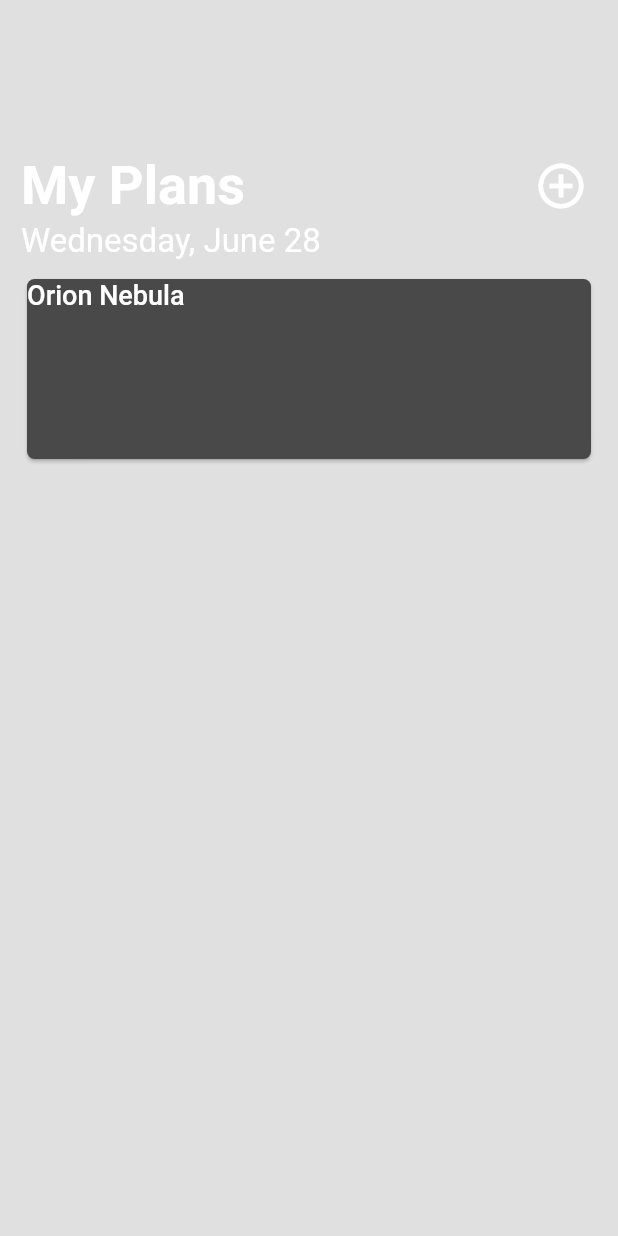
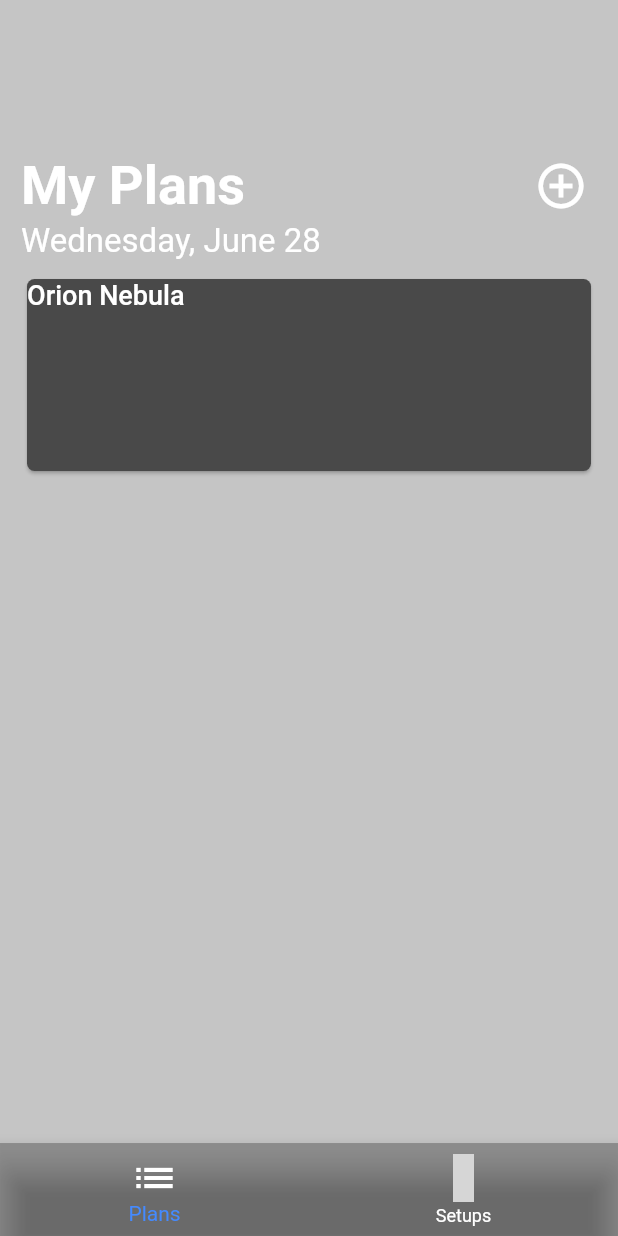
Before and after one commit to pat-mart/alpha_app, a Flutter app: the screen it shows after launch, after a tap on the "add circle outline" icon, on a phone screen of 412 x 824 dp. Run offline on Flutter 3.47's test engine with Material 2 defaults, Android fonts, the light colour scheme and no system bars; missing offline and left inert: flutter_octicons; grey boxes are pictures that could not be loaded.

Commit message:
added setups tab

```diff
--- a/lib/main.dart
+++ b/lib/main.dart
@@ -1,4 +1,4 @@
-import 'package:astro_planner/views/screens/plans_screen.dart';
+import 'package:astro_planner/views/parent_screen.dart';
 
 import 'package:flutter/material.dart';
 
@@ -14,7 +14,7 @@ class Main extends StatelessWidget {
     return MaterialApp (
       theme: ThemeData(scaffoldBackgroundColor: Colors.black12),
       home: const Scaffold (
-        body: PlansList()
+        body: ParentScreen()
       )
     );
   }
--- a/lib/models/setup_m.dart
+++ b/lib/models/setup_m.dart
@@ -3,15 +3,23 @@ import 'package:astro_planner/util/telescope.dart';
 class SetupModel {
   Telescope _telescope;
 
+  String _setupName;
+
   double _cropFactor = 1;
 
   bool _isGuided;
 
-  SetupModel(this._telescope, this._cropFactor, this._isGuided);
+  bool _isEq;
+
+  SetupModel(this._setupName, this._telescope, this._cropFactor, this._isGuided, this._isEq);
 
   Telescope get telescope => _telescope;
+
+  String get setupName => _setupName;
 
   double get cropFactor => _cropFactor;
 
   bool get isGuided => _isGuided;
+
+  bool get isEq => _isEq;
 }
--- a/lib/util/telescope.dart
+++ b/lib/util/telescope.dart
@@ -20,4 +20,9 @@ class Telescope {
   double get fStop => _fStop;
 
   double get apertureMm => _apertureMm;
+
+  @override
+  String toString(){
+    return '$name $focalLengthMm';
+  }
 }
--- a/lib/viewmodels/plan_vm.dart
+++ b/lib/viewmodels/plan_vm.dart
@@ -12,6 +12,11 @@ class PlanViewModel extends ChangeNotifier {
 
   void addPlan(SkyObject skyObject, SetupModel setup) {
     _planList.add(Plan(skyObject, setup));
+    notifyListeners();
+  }
+
+  void addPlanFromModel(Plan plan){
+    _planList.add(plan);
     notifyListeners();
   }
 
--- /dev/null
+++ b/lib/views/parent_screen.dart
@@ -0,0 +1,45 @@
+import 'package:astro_planner/views/screens/plans_screen.dart';
+import 'package:astro_planner/views/screens/setups_screen.dart';
+import 'package:flutter/material.dart';
+import 'package:flutter_octicons/flutter_octicons.dart';
+
+class ParentScreen extends StatefulWidget {
+  const ParentScreen({super.key});
+
+  @override
+  State createState() => ParentScreenState();
+}
+
+class ParentScreenState extends State<ParentScreen> {
+
+  int _cIndex = 0;
+  final List<Widget> _tabs = [
+    const PlansScreen(),
+    const SetupsScreen()
+  ];
+
+  @override
+  Widget build(BuildContext context) {
+    return Scaffold (
+      body: _tabs[_cIndex],
+      bottomNavigationBar: BottomNavigationBar (
+        currentIndex:  _cIndex,
+        onTap: (int index) => setState(() => _cIndex = index),
+        backgroundColor: Colors.black26,
+        selectedItemColor: Colors.blueAccent,
+        unselectedItemColor: Colors.white,
+        iconSize: 32,
+        items : const <BottomNavigationBarItem> [
+          BottomNavigationBarItem(
+            icon: Icon(Icons.list, color: Colors.white),
+            label: 'Plans'
+          ),
+          BottomNavigationBarItem(
+            icon: Icon(OctIcons.telescope_24, color: Colors.white),
+            label: 'Setups',
+          )
+        ]
+      ),
+    );
+  }
+}
--- a/lib/views/screens/plans_screen.dart
+++ b/lib/views/screens/plans_screen.dart
@@ -2,7 +2,7 @@ import 'package:astro_planner/models/setup_m.dart';
 import 'package:astro_planner/models/sky_object_m.dart';
 
 import 'package:astro_planner/util/catalog_types.dart';
-import 'package:astro_planner/views/plan_v.dart';
+import 'package:astro_planner/views/smallwidgets/plan_v.dart';
 
 import 'package:flutter/material.dart';
 
@@ -10,14 +10,14 @@ import '../../util/catalog_name.dart';
 import '../../util/telescope.dart';
 import '../../viewmodels/plan_vm.dart';
 
-class PlansList extends StatefulWidget {
-  const PlansList({super.key});
+class PlansScreen extends StatefulWidget {
+  const PlansScreen({super.key});
 
   @override
-  State createState() => PlanView();
+  State createState() => _PlansScreenState();
 }
 
-class PlanView extends State<PlansList>{
+class _PlansScreenState extends State<PlansScreen>{
 
   final PlanViewModel planVm = PlanViewModel();
 
@@ -36,7 +36,7 @@ class PlanView extends State<PlansList>{
                     onPressed: () => setState(() {
                       planVm.addPlan(
                         SkyObject('Orion Nebula', CatalogName(CatalogTypes.messier, 31)),
-                        SetupModel(Telescope('WO Z61', 61, 360), 1.6, true)
+                        SetupModel('Setup 1', Telescope('WO Z61', 61, 360), 1.6, true, true)
                       );
                     }),
                     style: const ButtonStyle(backgroundColor: MaterialStatePropertyAll<Color>(Colors.black)),
--- a/lib/views/plan_v.dart
+++ b/lib/views/smallwidgets/plan_v.dart
@@ -1,6 +1,6 @@
 import 'package:flutter/material.dart';
 
-import '../models/plan_m.dart';
+import '../../models/plan_m.dart';
 
 class PlanCard extends StatefulWidget {
 
@@ -9,10 +9,10 @@ class PlanCard extends StatefulWidget {
   const PlanCard({super.key, required this.plan});
 
   @override
-  State<StatefulWidget> createState() => PlanCardState();
+  State<StatefulWidget> createState() => _PlanCardState();
 }
 
-class PlanCardState extends State<PlanCard> {
+class _PlanCardState extends State<PlanCard> {
 
   @override
   Widget build(BuildContext context) {
@@ -28,7 +28,7 @@ class PlanCardState extends State<PlanCard> {
               shape: RoundedRectangleBorder(borderRadius: BorderRadius.circular(5)),
               child: SizedBox (
                   width: double.infinity,
-                  height: 120,
+                  height: 128,
                   child: Text(widget.plan.target.name, style: const TextStyle(fontSize: 18, fontWeight: FontWeight.w500, color: Colors.white))
               )
           ),
--- a/pubspec.yaml
+++ b/pubspec.yaml
@@ -37,6 +37,7 @@ dependencies:
   # Use with the CupertinoIcons class for iOS style icons.
   cupertino_icons: ^1.0.2
   html: ^0.15.4
+  flutter_octicons: ^0.36.0
 
 dev_dependencies:
   flutter_test:
```
Also changed, not shown: lib/viewmodels/list_vm.dart (added, +21 -0 lines), lib/viewmodels/setup_vm.dart (added, +24 -0 lines), lib/views/screens/setups_screen.dart (added, +34 -0 lines), lib/views/smallwidgets/setup_v.dart (added, +70 -0 lines), pubspec.lock.
